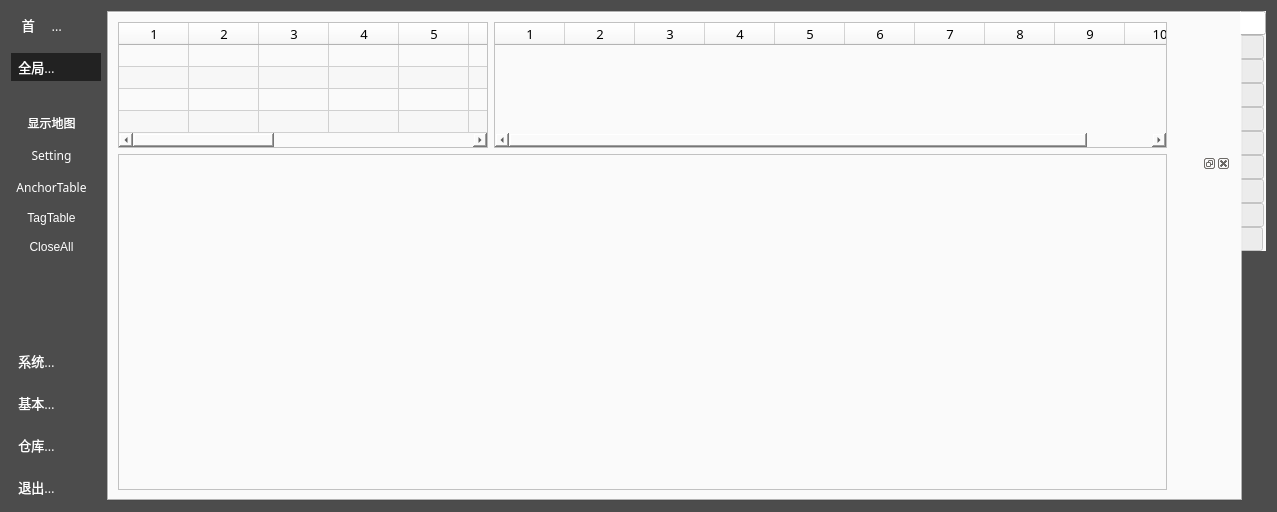
This is Deca/views/GraphicsWidget.ui in summerfll/wms as Qt 5 draws it before an edit. The edited form follows.
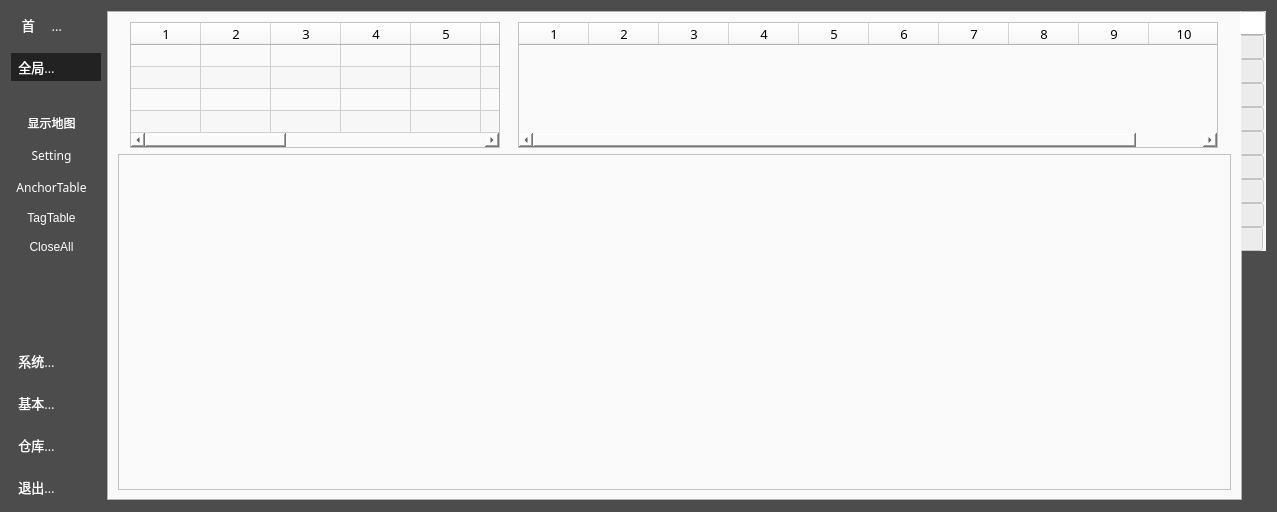
This is the edited form. The open tabs and pages were chosen to show the change. Icons and pictures are not drawn. Custom widgets are drawn as their Qt base class.

Commit message: v2.16 修改setting

What changed in the file:
```diff
--- a/Deca/views/GraphicsWidget.ui
+++ b/Deca/views/GraphicsWidget.ui
@@ -897,17 +897,6 @@
        <string/>
       </attribute>
       <layout class="QGridLayout" name="gridLayout">
-       <item row="1" column="1">
-        <widget class="QDockWidget" name="dockWidget">
-         <property name="maximumSize">
-          <size>
-           <width>350</width>
-           <height>800</height>
-          </size>
-         </property>
-         <widget class="ViewSettingsWidget" name="dockWidgetContents"/>
-        </widget>
-       </item>
        <item row="1" column="0">
         <widget class="GraphicsView" name="graphicsView"/>
        </item>
@@ -4588,12 +4577,6 @@
   </layout>
  </widget>
  <customwidgets>
-  <customwidget>
-   <class>ViewSettingsWidget</class>
-   <extends>QWidget</extends>
-   <header>ViewSettingsWidget.h</header>
-   <container>1</container>
-  </customwidget>
   <customwidget>
    <class>GraphicsView</class>
    <extends>QGraphicsView</extends>
```
Left out of the diff: 4 changed lines with no effect on the pictures. The commit also changes 2 other files.
